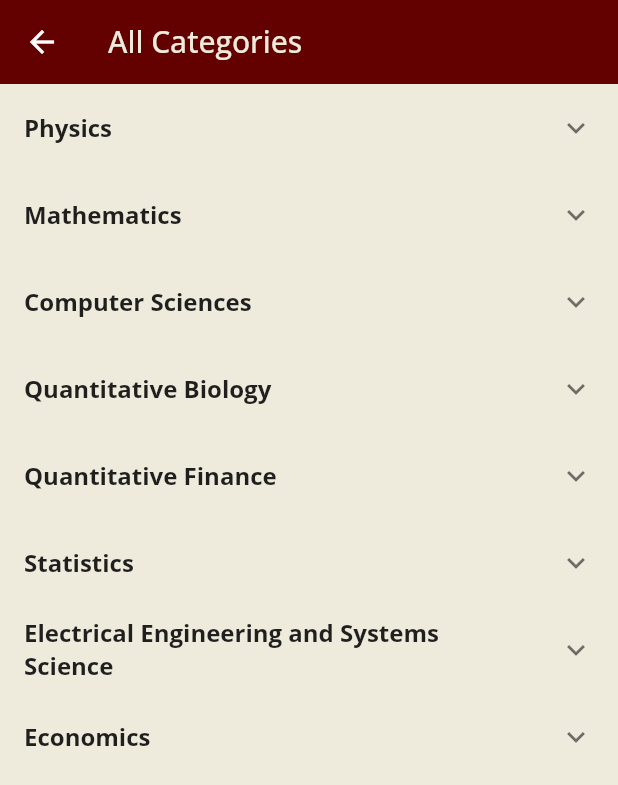
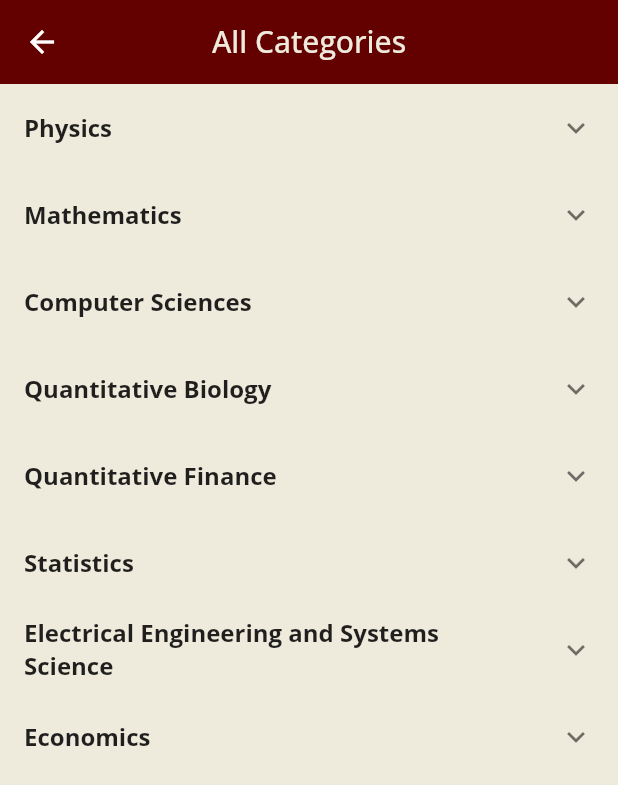
Before and after one commit to uranutan/my_arxiv, a Flutter app: the screen it shows after launch, after a tap on the "add" icon, on a phone screen of 412 x 824 dp. Shown: the top 785 px of the screen. Run offline on Flutter 3.47's test engine with Material 2 defaults, Android fonts, the phone set to English and light mode, and no system bars; our stand-ins replace flutter_sticky_header, share, shared_preferences; network calls fail.

Commit message:
messing with colors

```diff
--- a/lib/main.dart
+++ b/lib/main.dart
@@ -21,8 +21,15 @@ class MyApp extends StatelessWidget {
           //TODO: font type for the entire project
           fontFamily: 'OpenSans',
           primaryColor: kWineRed,
-          accentColor: kAccentRed,
+          highlightColor: kSoftPink,
+          backgroundColor: kOffWhite,
           visualDensity: VisualDensity.adaptivePlatformDensity,
+          // selectedRowColor: kWineRed,
+          appBarTheme: AppBarTheme(
+              backgroundColor: kWineRed, centerTitle: true),
+          progressIndicatorTheme: ProgressIndicatorThemeData(
+              circularTrackColor: kAccentRed,
+          color: kWineRed)
         ),
         home: TopicsScreen(),
       ),
--- a/lib/models/constants.dart
+++ b/lib/models/constants.dart
@@ -8,7 +8,7 @@ const kOffWhite = Color(0xFFeeebdd);
 const kOpaqueWhite = Colors.white54;
 
 const kPeachRed = Color(0xFFdd5954);
-
+const kSoftPink = Color(0xFFF6E7D8);
 const kAccentRed = Color(0xFF810000);
 
 const kDropDownMenuTextStyle = TextStyle(
--- a/lib/screens/topics_screen.dart
+++ b/lib/screens/topics_screen.dart
@@ -70,7 +70,6 @@ class _TopicsScreenState extends State<TopicsScreen> {
   Widget build(BuildContext context) {
     final int topicsLength = Provider.of<TopicsModel>(context).listLength;
     List<Widget> stackList = [
-      // JobBoard(),
       _MyTopicContent(),
     ];
 
@@ -128,7 +127,8 @@ class _MyTopicContent extends StatelessWidget {
               child: MyTopicsReorderableArea(),
               padding: EdgeInsets.symmetric(horizontal: 30.0, vertical: 20.0),
               decoration: BoxDecoration(
-                color: kOffWhite,
+                // backgroundBlendMode:  BlendMode.clear,
+                // color: kOffWhite,
                 borderRadius: BorderRadius.only(
                   topLeft: Radius.circular(20.0),
                   topRight: Radius.circular(20.0),
--- a/lib/subWidgets/my_topics_reorderable_area.dart
+++ b/lib/subWidgets/my_topics_reorderable_area.dart
@@ -20,6 +20,7 @@ class _MyTopicsReorderableAreaState extends State<MyTopicsReorderableArea> {
       myTopics = topicsModel.topicsData;
 
       return ReorderableListView(
+        // clipBehavior: Clip.hardEdge,
         children: [
           for (final topic in myTopics)
             TopicListTile(
--- a/lib/subWidgets/topic_list_tile.dart
+++ b/lib/subWidgets/topic_list_tile.dart
@@ -20,9 +20,13 @@ class TopicListTile extends StatelessWidget {
     return Card(
       shadowColor: kWineRed,
       color: kOffWhite,
+      // borderOnForeground: false,
       elevation: 5.0,
       //TODO: onSelect, can I get rid of the shadow
       child: ListTile(
+        // minVerticalPadding: 0.0,
+        // enabled: true,
+        // selectedTileColor: kOffWhite,
         title: Text(
           '${topic.minorTitle}',
           style: kTextListTileHeading,
```
Also changed, not shown: lib/subWidgets/sliver_topic_app_bar.dart (+1 -21 lines).
